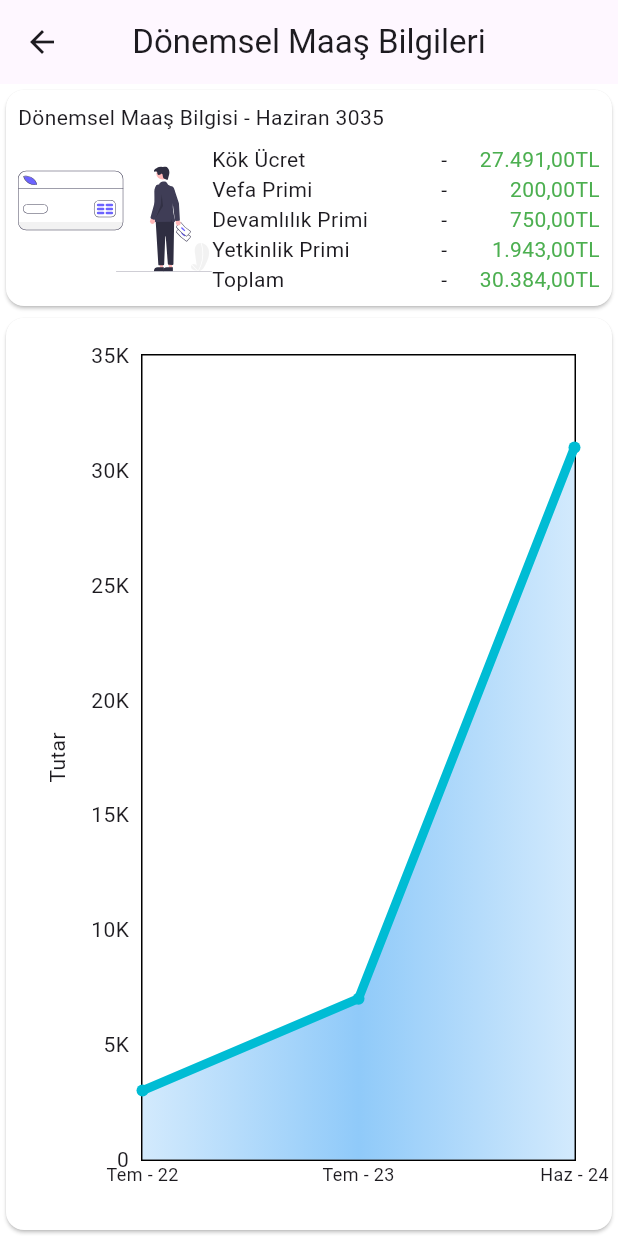
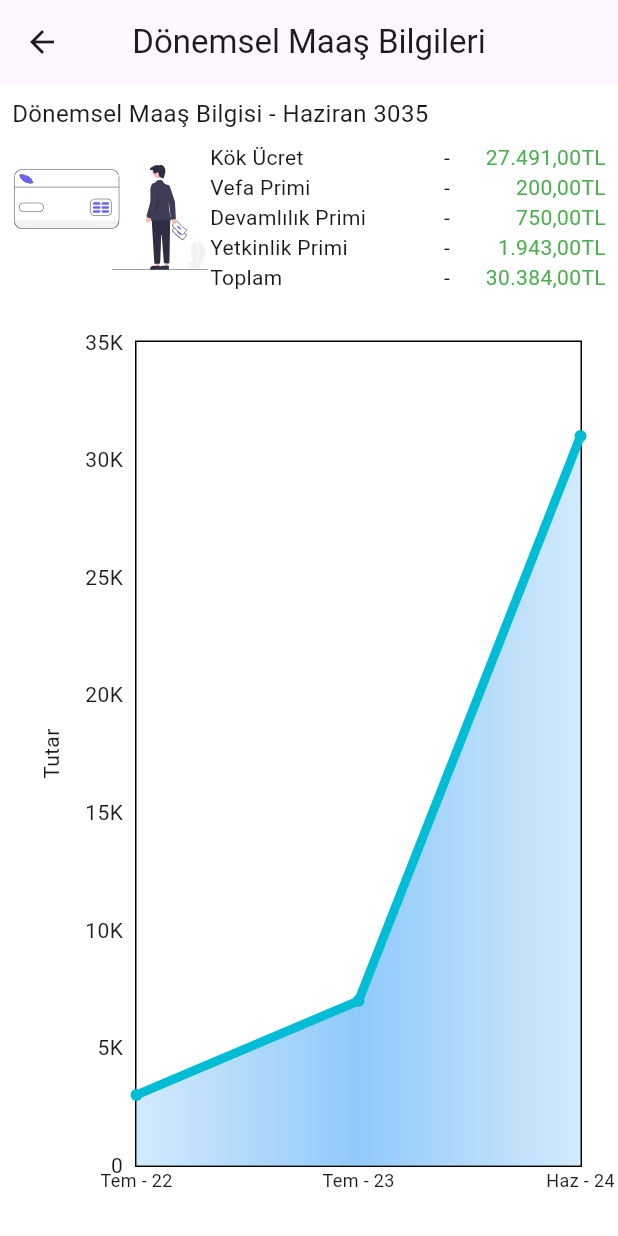
Before and after one commit to PenguBey/opak_mobile, a Flutter app: the MaasBilgileriView screen opened by its route, on a phone screen of 412 x 824 dp. Run offline on Flutter 3.47's test engine with Material 3 defaults, Android fonts, the light colour scheme and no system bars; drawn by our look-alikes of fl_chart; our stand-ins replace flutter_svg, get; network calls fail.

Commit message:
anasayfa tamam

```diff
--- a/lib/constants/box_decor_con.dart
+++ b/lib/constants/box_decor_con.dart
@@ -19,7 +19,7 @@ class BoxDecorCon {
       color: Colors.white,
       boxShadow: [
         BoxShadow(
-          color: color.withOpacity(0.2),
+          color: color,
           spreadRadius: -7,
           blurRadius: 0,
           offset: const Offset(10, 10),
@@ -34,7 +34,7 @@ class BoxDecorCon {
       color: Colors.white,
       boxShadow: [
         BoxShadow(
-          color: color.withOpacity(0.2),
+          color: color,
           spreadRadius: -7,
           blurRadius: 0,
           offset: const Offset(-10, 10),
@@ -49,7 +49,7 @@ class BoxDecorCon {
       color: Colors.white,
       boxShadow: [
         BoxShadow(
-          color: color.withOpacity(0.2),
+          color: color,
           spreadRadius: -7,
           blurRadius: 0,
           offset: const Offset(0, 10),
--- a/lib/constants/color_con.dart
+++ b/lib/constants/color_con.dart
@@ -2,14 +2,13 @@ import 'package:flutter/material.dart';
 
 class ColorCon {
   static const backGround = Color.fromRGBO(224, 243, 245, 1);
-  static const foreGround = Color.fromARGB(255, 255, 255, 255);
 
   static const dikkat = Color.fromRGBO(244, 67, 54, 1);
-  static const takvim = Color.fromRGBO(37, 119, 187, 1);
-  static const yemek = Color.fromRGBO(187, 177, 37, 1);
-  static const vardiya = Color.fromRGBO(37, 187, 45, 1);
-  static const kidem = Color.fromRGBO(187, 37, 179, 1);
-  static const blackshadow = Color.fromRGBO(158, 158, 158, 1);
+  static const takvim = Color.fromRGBO(0, 53, 122, 1);
+  static const yemek = Color.fromRGBO(122, 120, 0, 1);
+  static const vardiya = Color.fromRGBO(184, 0, 230, 1);
+  static const kidem = Color.fromRGBO(0, 126, 230, 1);
+  static const blackshadow = Color.fromRGBO(87, 87, 87, 1);
   static const chart = LinearGradient(colors: [
     Color.fromRGBO(33, 149, 243, 0.2),
     Color.fromRGBO(33, 149, 243, 0.5),
--- a/lib/constants/text_style_con.dart
+++ b/lib/constants/text_style_con.dart
@@ -1,14 +1,17 @@
 import 'package:flutter/material.dart';
 
 class TextStyleCon {
-  static const double _minibaslikSize = 14;
+  static const double _minibaslikSize = 16;
 
   static TextStyle miniTitle = const TextStyle(fontSize: _minibaslikSize);
   static const TextStyle title =
       TextStyle(fontSize: 20, fontWeight: FontWeight.w800);
 
-  static const TextStyle negativeStyle = TextStyle(
+  static const TextStyle negativeTitle = TextStyle(
     fontSize: 16,
+    color: Colors.white,
+  );
+  static const TextStyle negative = TextStyle(
     color: Colors.white,
   );
 
--- a/lib/views/ana_menu_view.dart
+++ b/lib/views/ana_menu_view.dart
@@ -19,7 +19,6 @@ class AnaMenuView extends GetView<AnaMenuController> {
         toolbarHeight: 0,
         scrolledUnderElevation: 0.0,
         backgroundColor: Colors.white,
-        centerTitle: true,
       ),
       body: Column(
         children: [
--- a/lib/views/maasbilgileri_donemsel_view.dart
+++ b/lib/views/maasbilgileri_donemsel_view.dart
@@ -5,7 +5,6 @@ import 'package:opak_mobile/controllers/maas_bilgileri_controller.dart';
 import 'package:opak_mobile/widgets/maasbilgi_row_widget.dart';
 import 'package:opak_mobile/widgets/renkli_maasbilgi_container_widget.dart';
 
-import '../constants/color_con.dart';
 
 class MaasbilgileriDonemselView extends GetView<MaasBilgileriController> {
   const MaasbilgileriDonemselView({super.key});
@@ -17,9 +16,7 @@ class MaasbilgileriDonemselView extends GetView<MaasBilgileriController> {
         title: const Text('Maaş Bilgileri'),
         centerTitle: true,
       ),
-      body: const Card(
-        color: ColorCon.foreGround,
-        child: Padding(
+      body: const Padding(
         padding: EdgeCon.card,
         child: Column(
           crossAxisAlignment: CrossAxisAlignment.start,
@@ -80,7 +77,6 @@ class MaasbilgileriDonemselView extends GetView<MaasBilgileriController> {
           ],
         ),
       ),
-      ),
     );
   }
 }
--- a/lib/widgets/basit_bilgialan_wiget.dart
+++ b/lib/widgets/basit_bilgialan_wiget.dart
@@ -3,7 +3,6 @@ import 'package:flutter_svg/flutter_svg.dart';
 import 'package:get/get.dart';
 import 'package:opak_mobile/constants/text_style_con.dart';
 
-import '../constants/color_con.dart';
 import '../constants/edge_con.dart';
 
 class BasitBilgialanWiget extends StatelessWidget {
@@ -21,9 +20,7 @@ class BasitBilgialanWiget extends StatelessWidget {
 
   @override
   Widget build(BuildContext context) {
-    return Card(
-      color: ColorCon.foreGround,
-      child: InkWell(
+    return InkWell(
       onTap: () {
         if (route != null && remove == true) {
           Get.offAllNamed(route!);
@@ -56,7 +53,6 @@ class BasitBilgialanWiget extends StatelessWidget {
           ],
         ),
       ),
-      ),
     );
   }
 }
--- a/lib/widgets/bildirim_listesi_widget.dart
+++ b/lib/widgets/bildirim_listesi_widget.dart
@@ -15,7 +15,6 @@ class BildirimListesiWidget extends StatelessWidget {
   Widget build(BuildContext context) {
     return Container(
       decoration: BoxDecorCon.renkliGolgeSag(ColorCon.takvim),
-      padding: EdgeCon.card,
       margin: EdgeCon.card,
       child: Column(
         children: [
--- a/lib/widgets/donemsel_maas_grafigi_widget.dart
+++ b/lib/widgets/donemsel_maas_grafigi_widget.dart
@@ -10,9 +10,7 @@ class DonemselMaasGrafigiWidget extends StatelessWidget {
 
   @override
   Widget build(BuildContext context) {
-    return Card(
-      color: ColorCon.foreGround,
-      child: Padding(
+    return Padding(
       padding: EdgeCon.chart,
       child: LineChart(
         LineChartData(
@@ -50,9 +48,7 @@ class DonemselMaasGrafigiWidget extends StatelessWidget {
               ),
               leftTitles: const AxisTitles(
                   axisNameWidget: Text("Tutar"),
-                    sideTitles:
-                        SideTitles(showTitles: true, reservedSize: 50))),
-          ),
+                  sideTitles: SideTitles(showTitles: true, reservedSize: 50))),
         ),
       ),
     );
--- a/lib/widgets/donemselmaasbilgisi_card_widget.dart
+++ b/lib/widgets/donemselmaasbilgisi_card_widget.dart
@@ -1,6 +1,5 @@
 import 'package:flutter/material.dart';
 import 'package:flutter_svg/flutter_svg.dart';
-import 'package:opak_mobile/constants/color_con.dart';
 import 'package:opak_mobile/constants/edge_con.dart';
 import 'package:opak_mobile/constants/icon_con.dart';
 import 'package:opak_mobile/constants/text_style_con.dart';
@@ -14,9 +13,7 @@ class DonemselmaasbilgisiCardWidget extends StatelessWidget {
 
   @override
   Widget build(BuildContext context) {
-    return Card(
-      color: ColorCon.foreGround,
-      child: Padding(
+    return Padding(
       padding: EdgeCon.card,
       child: Column(
         crossAxisAlignment: CrossAxisAlignment.start,
@@ -70,7 +67,6 @@ class DonemselmaasbilgisiCardWidget extends StatelessWidget {
           )
         ],
       ),
-      ),
     );
   }
 }
--- a/lib/widgets/renkli_maasbilgi_container_widget.dart
+++ b/lib/widgets/renkli_maasbilgi_container_widget.dart
@@ -31,12 +31,12 @@ class RenkliMaasbilgiContainerWidget extends StatelessWidget {
           Expanded(
             child: Text(
               title,
-              style: TextStyleCon.negativeStyle,
+              style: TextStyleCon.negativeTitle,
             ),
           ),
           Text(
             amount,
-            style: TextStyleCon.negativeStyle,
+            style: TextStyleCon.negativeTitle,
           ),
         ],
       ),
--- a/lib/widgets/user_tile_widget.dart
+++ b/lib/widgets/user_tile_widget.dart
@@ -32,7 +32,7 @@ class UserTileWidget extends StatelessWidget {
               crossAxisAlignment: CrossAxisAlignment.start,
               children: [
                 Text(
-                  "SELMAN KOYUNCU",
+                  "Zekeriya Çakır",
                   style: TextStyleCon.title,
                 ),
                 Text("MUHASEBE FİNANS EHİL PERSONELİ")
--- a/lib/widgets/yemek_listesi_widget.dart
+++ b/lib/widgets/yemek_listesi_widget.dart
@@ -17,7 +17,6 @@ class YemekListesiWidget extends StatelessWidget {
     return Container(
       decoration: BoxDecorCon.renkliGolgeSag(ColorCon.yemek),
       margin: EdgeCon.card,
-      padding: EdgeCon.card,
       child: Column(
         crossAxisAlignment: CrossAxisAlignment.start,
         children: [
```
Also changed, not shown: lib/widgets/sure_widget.dart (+8 -3 lines), lib/widgets/tanitim_card_widget.dart (+0 -8 lines). Lines whose indentation alone changed are shown as unchanged.
